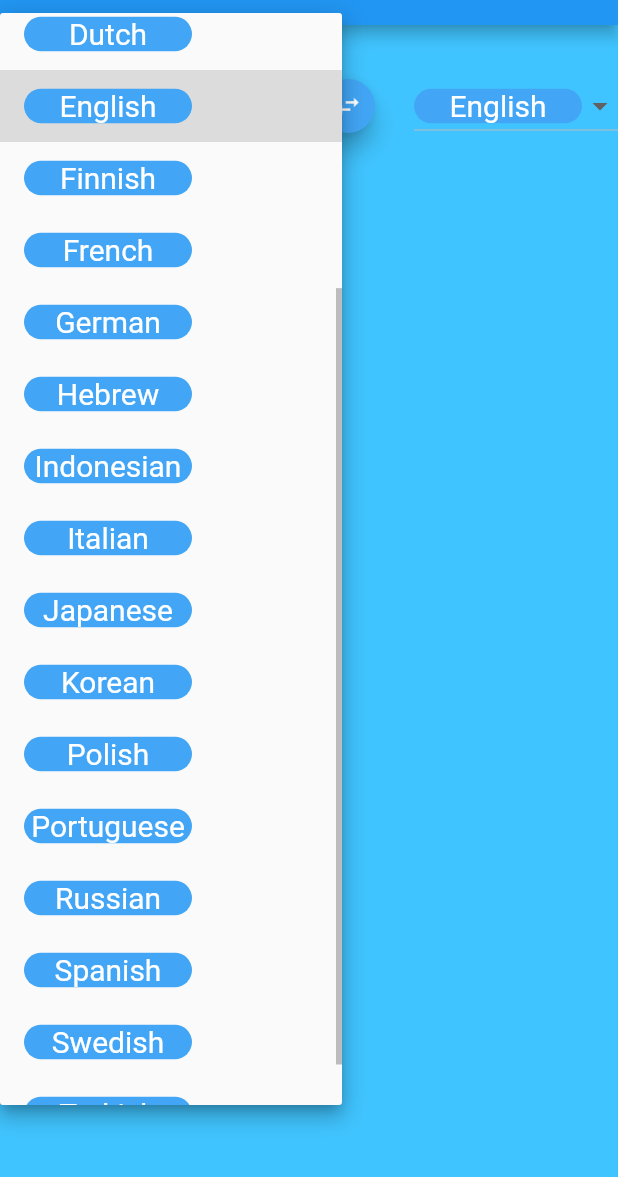
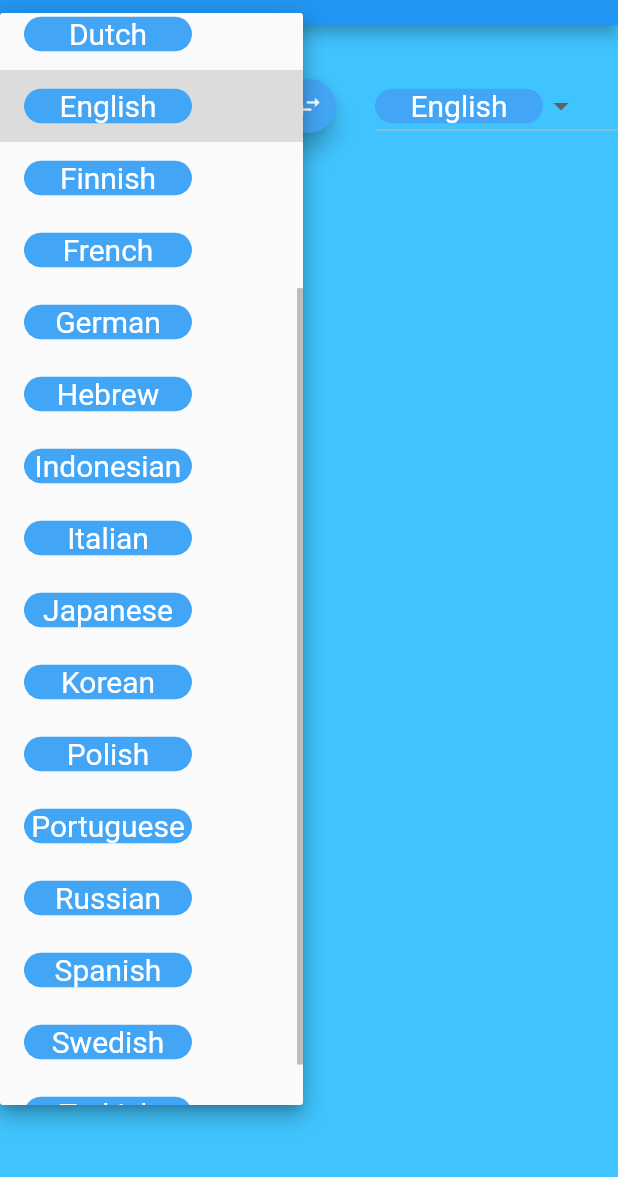
Before and after one commit to rachitplah/TranslationApp, a Flutter app: the screen it shows after launch, after a tap on "English", on a phone screen of 412 x 824 dp, the part 59-1236 px from its top. Run offline on Flutter 3.47's test engine with Material 2 defaults, Android fonts, the phone set to English and light mode, and no system bars.

Commit message:
new drop down changes

```diff
--- a/tp1001/lib/mainScreen.dart
+++ b/tp1001/lib/mainScreen.dart
@@ -21,51 +21,16 @@ class mScreen extends StatelessWidget
               children: <Widget>[
                 Expanded(
                    child:
-                //SingleChildScrollView(
-                 // scrollDirection: Axis.horizontal,
-                  //child:
-
-              // ListView(
-                 //child:
-                 /*Container(
-                       decoration: BoxDecoration(
-                         border: Border.all(width: 3),
-                         borderRadius: BorderRadius.all(Radius.circular(50)),
-                         color: Colors.white,
-                       ),
-                       width: 500.0,
-                      // color: Colors.white,
-                       child:
-                     Row(
-                       mainAxisSize: MainAxisSize.min,
-                       children: <Widget>[*/
                   dropDown(),
                     ),
-
-                //),
-            /*           ],),),
-                ),
-                ),
-              Expanded(
-                child: */
-                 //Center(
-                   //     child:
+              //Expanded(
+               // child:
                    swapButton(),
-                 //),
-             /*  ),
+                // ),
                Expanded(
-                 //child: Center(
                       child:
-                 SingleChildScrollView(
-                  scrollDirection: Axis.horizontal,
-                  child:
-                  Row(
-                       children: <Widget>[*/
                         dropDown(),
-              /*          ],),
-                ),
-                   // ),
-               ),*/
+               ),
               ],
             ),
               ],
@@ -91,7 +56,6 @@ class swapButton extends StatelessWidget
 {
   @override
   Widget build(BuildContext context) {
-    // TODO: implement build
     return Container(
       child: RaisedButton(
         child: swapButtonImage(),
@@ -120,7 +84,6 @@ class dropDown extends StatefulWidget
 {
   @override
   State<StatefulWidget> createState() {
-    // TODO: implement createState
     return _dropDownState();
   }
 }
@@ -143,18 +106,16 @@ class _dropDownState extends State<dropDown>
                            child:
                            Container(
                              decoration: BoxDecoration(
-                         //border: Border.all(width: 0),
                          borderRadius: BorderRadius.all(Radius.circular(50)),
                          color: Colors.blue[400],
                        ),
+
                        width: 112.0,
-                      // height: 20.0,
                              child:
                            Text(
                              dropDownStringItem,
                              style: TextStyle(color: Colors.white,fontSize: 20.0,),
                              textAlign: TextAlign.center,
-                             //textDirection: TextDirection.rtl,
                         ),
                            ),
                        );
```
